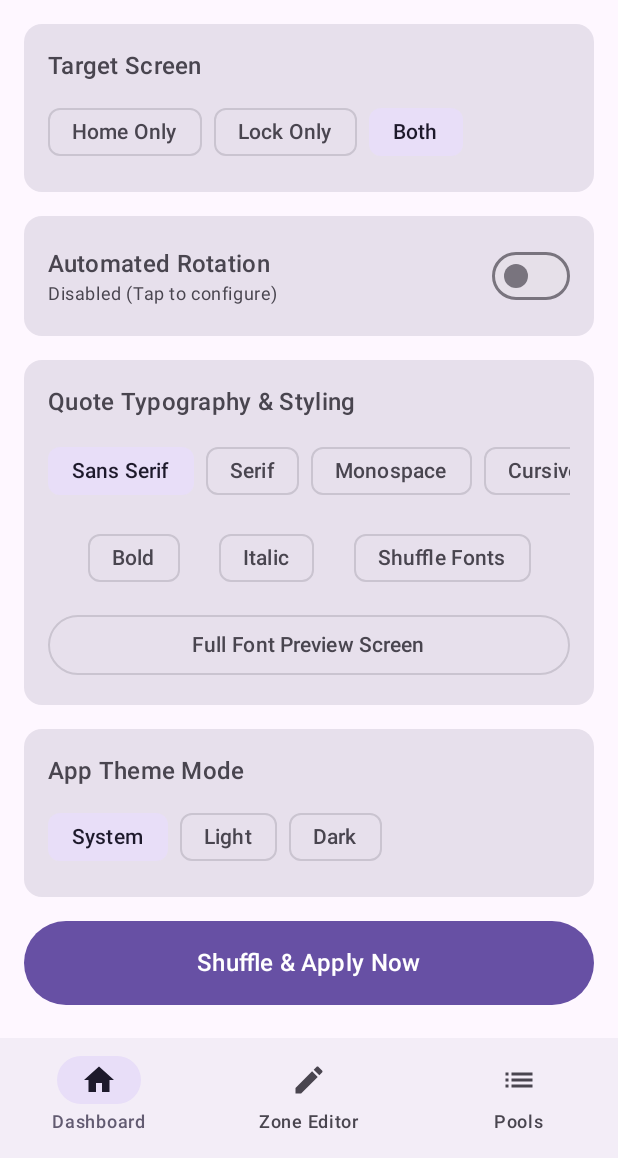
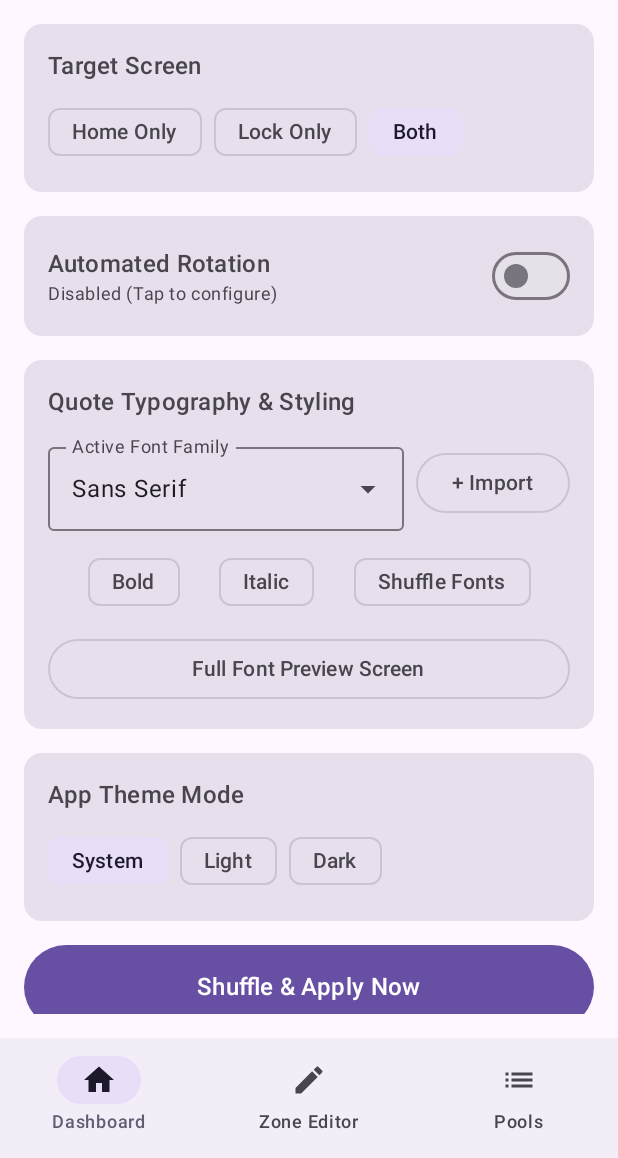
Before and after one commit to AporSz/WallpaperApp, an Android app built with Jetpack Compose: the screen it shows after launch (MainActivity), on a phone screen of 412 x 824 dp, the part 78-1236 px from its top. Run offline under Robolectric (Android 15) with nearby library versions, the phone set to English and light mode, and no system bars; our stand-ins replace Room's generated code; libraries missing offline, so code that uses them is left out: androidx.palette.graphics; 1 statement that could not run was skipped.

Commit message:
feat(step-3): replace font list with Material 3 ExposedDropdownMenuBox font selector

```diff
--- a/app/src/main/java/com/example/wallpaperapp/ui/dashboard/DashboardScreen.kt
+++ b/app/src/main/java/com/example/wallpaperapp/ui/dashboard/DashboardScreen.kt
@@ -4,7 +4,6 @@ import androidx.activity.compose.rememberLauncherForActivityResult
 import androidx.activity.result.contract.ActivityResultContracts
 import androidx.compose.animation.AnimatedVisibility
 import androidx.compose.foundation.clickable
-import androidx.compose.foundation.horizontalScroll
 import androidx.compose.foundation.layout.Arrangement
 import androidx.compose.foundation.layout.Column
 import androidx.compose.foundation.layout.Row
@@ -18,9 +17,14 @@ import androidx.compose.foundation.verticalScroll
 import androidx.compose.material3.Button
 import androidx.compose.material3.Card
 import androidx.compose.material3.CardDefaults
+import androidx.compose.material3.DropdownMenuItem
+import androidx.compose.material3.ExperimentalMaterial3Api
+import androidx.compose.material3.ExposedDropdownMenuBox
+import androidx.compose.material3.ExposedDropdownMenuDefaults
 import androidx.compose.material3.FilterChip
 import androidx.compose.material3.MaterialTheme
 import androidx.compose.material3.OutlinedButton
+import androidx.compose.material3.OutlinedTextField
 import androidx.compose.material3.RadioButton
 import androidx.compose.material3.SnackbarHostState
 import androidx.compose.material3.Switch
@@ -40,6 +44,7 @@ import com.example.wallpaperapp.domain.model.AppThemeMode
 import com.example.wallpaperapp.domain.model.QuoteFont
 import com.example.wallpaperapp.domain.model.WallpaperTarget
 
+@OptIn(ExperimentalMaterial3Api::class)
 @Composable
 fun DashboardScreen(
     viewModel: DashboardViewModel,
@@ -57,6 +62,7 @@ fun DashboardScreen(
     val shuffleFonts by viewModel.shuffleFontsState.collectAsState()
 
     var isScheduleExpanded by remember { mutableStateOf(false) }
+    var isFontDropdownExpanded by remember { mutableStateOf(false) }
 
     val fontPickerLauncher = rememberLauncherForActivityResult(
         contract = ActivityResultContracts.OpenDocument()
@@ -90,6 +96,8 @@ fun DashboardScreen(
     val activeIntervalLabel = remember(schedule.intervalMinutes) {
         intervals.find { it.first == schedule.intervalMinutes }?.second ?: "${schedule.intervalMinutes} Mins"
     }
+
+    val selectedFont = remember(activeFontId) { QuoteFont.findById(activeFontId) }
 
     Column(
         modifier = Modifier
@@ -198,7 +206,7 @@ fun DashboardScreen(
             }
         }
 
-        // 3. Relocated Dashboard Typography Control Panel
+        // 3. Compact Dropdown Typography & Styling Section
         Card(
             modifier = Modifier.fillMaxWidth(),
             colors = CardDefaults.cardColors(containerColor = MaterialTheme.colorScheme.surfaceVariant)
@@ -212,21 +220,45 @@ fun DashboardScreen(
                     style = MaterialTheme.typography.titleMedium
                 )
 
-                // Horizontal Font Choice Chips
+                // Compact Material 3 Exposed Dropdown Menu Box
                 Row(
-                    modifier = Modifier
-                        .fillMaxWidth()
-                        .horizontalScroll(rememberScrollState()),
+                    modifier = Modifier.fillMaxWidth(),
                     horizontalArrangement = Arrangement.spacedBy(8.dp),
                     verticalAlignment = Alignment.CenterVertically
                 ) {
-                    QuoteFont.BUILTIN_FONTS.forEach { font ->
-                        FilterChip(
-                            selected = activeFontId == font.id,
-                            onClick = { viewModel.setQuoteFontId(font.id) },
-                            label = { Text(font.name) }
+                    ExposedDropdownMenuBox(
+                        expanded = isFontDropdownExpanded,
+                        onExpandedChange = { isFontDropdownExpanded = !isFontDropdownExpanded },
+                        modifier = Modifier.weight(1f)
+                    ) {
+                        OutlinedTextField(
+                            value = selectedFont.name,
+                            onValueChange = {},
+                            readOnly = true,
+                            label = { Text("Active Font Family") },
+                            trailingIcon = { ExposedDropdownMenuDefaults.TrailingIcon(expanded = isFontDropdownExpanded) },
+                            colors = ExposedDropdownMenuDefaults.outlinedTextFieldColors(),
+                            modifier = Modifier
+                                .menuAnchor(androidx.compose.material3.MenuAnchorType.PrimaryNotEditable, true)
+                            .fillMaxWidth()
                         )
+
+                        ExposedDropdownMenu(
+                            expanded = isFontDropdownExpanded,
+                            onDismissRequest = { isFontDropdownExpanded = false }
+                        ) {
+                            QuoteFont.BUILTIN_FONTS.forEach { font ->
+                                DropdownMenuItem(
+                                    text = { Text(font.name) },
+                                    onClick = {
+                                        viewModel.setQuoteFontId(font.id)
+                                        isFontDropdownExpanded = false
+                                    }
+                                )
+                            }
+                        }
                     }
+
                     OutlinedButton(
                         onClick = {
                             fontPickerLauncher.launch(
```
Also changed, not shown: 1 other file.
